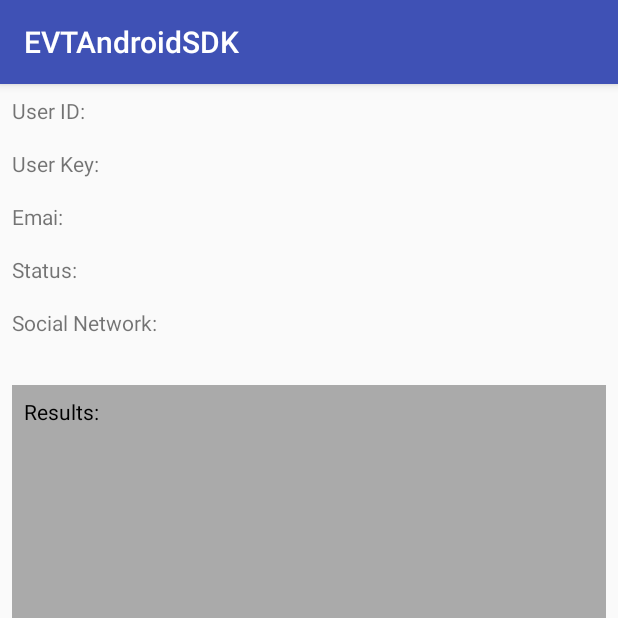
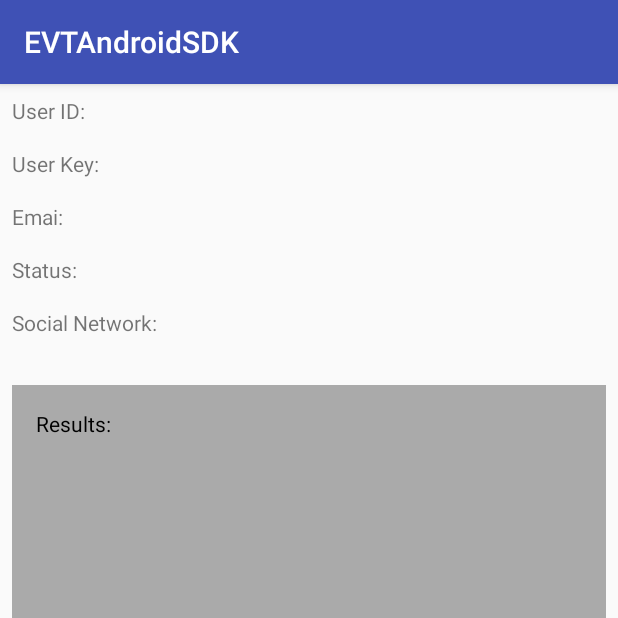
Before and after one commit to evrythng/evrythng-scan-sdk-android, an Android app: the MainActivity screen opened directly, with no data from a screen before it, on a phone screen of 412 x 824 dp, the top half of it. Run offline under Robolectric (Android 15) with nearby library versions, the phone set to English and light mode, and no system bars; network calls fail; 5 statements that could not run were skipped.

Commit message:
Created sample app with login, create user and main screen Added getters and setters for scan result refactor method for AuthService Added sample build config for uploading to bintray to distribute the app as a dependency library. Will change when sdk is ready for ditribution.

```diff
--- a/app/src/main/AndroidManifest.xml
+++ b/app/src/main/AndroidManifest.xml
@@ -3,13 +3,15 @@
     package="com.evrythng.android.sdksample">
 
     <uses-permission android:name="android.permission.INTERNET" />
+    <uses-permission android:name="android.permission.CAMERA" />
     <application
         android:allowBackup="true"
         android:icon="@mipmap/ic_launcher"
         android:label="@string/app_name"
         android:supportsRtl="true"
         android:theme="@style/AppTheme">
-        <activity android:name="com.evrythng.android.sdksample.LoginActivity">
+        <activity android:name="com.evrythng.android.sdksample.LoginActivity"
+            android:screenOrientation="portrait">
             <intent-filter>
                 <action android:name="android.intent.action.MAIN" />
 
--- a/app/src/main/java/com/evrythng/android/sdksample/LoginActivity.java
+++ b/app/src/main/java/com/evrythng/android/sdksample/LoginActivity.java
@@ -11,7 +11,7 @@ import android.view.View;
 import android.widget.Button;
 
 import com.evrythng.android.sdk.model.User;
-import com.evrythng.android.sdk.wrapper.client.service.EVTApiClient;
+import com.evrythng.android.sdk.wrapper.client.EVTApiClient;
 import com.evrythng.android.sdk.wrapper.client.service.interfaces.ServiceCallback;
 import com.evrythng.android.sdk.wrapper.core.APIError;
 
@@ -65,14 +65,14 @@ public class LoginActivity extends AppCompatActivity implements View.OnClickList
 
     private void doAnonLogin() {
         progressDialog = ProgressDialog.show(this, "Logging in to EVT", "Logging in as an anonymous user");
-        client.login().createAnonymousUser().execute(mServiceCallback);
+        client.auth().createAnonymousUser().execute(mServiceCallback);
     }
 
     private void doLogin() {
         String email = etEmail.getEditText().getText().toString();
         String password = etPassword.getEditText().getText().toString();
         progressDialog = ProgressDialog.show(this, "Logging in to EVT", "Logging in as " + email);
-        client.login().useCredentials(email, password).execute(mServiceCallback);
+        client.auth().useCredentials(email, password).execute(mServiceCallback);
     }
 
     private ServiceCallback<User> mServiceCallback = new ServiceCallback<User>() {
--- a/app/src/main/res/layout/activity_main.xml
+++ b/app/src/main/res/layout/activity_main.xml
@@ -55,15 +55,26 @@
             android:layout_height="match_parent"
             android:layout_marginTop="16dp"
             android:background="@android:color/darker_gray"
-            android:layout_weight="1">
+            android:layout_weight="1"
+            android:padding="8dp">
 
-            <TextView
-                android:id="@+id/tv_results"
+            <LinearLayout
                 android:layout_width="match_parent"
-                android:layout_height="wrap_content"
-                android:text="Results: "
-                android:textColor="#000000"
-                android:layout_margin="8dp" />
+                android:layout_height="match_parent"
+                android:orientation="vertical">
+
+                <TextView
+                    android:id="@+id/tv_results"
+                    android:layout_width="match_parent"
+                    android:layout_height="match_parent"
+                    android:text="Results: "
+                    android:textColor="#000000"
+                    android:layout_margin="8dp" />
+
+                <View
+                    android:layout_width="match_parent"
+                    android:layout_height="50dp" />
+            </LinearLayout>
         </ScrollView>
 
         <Button
@@ -73,5 +84,7 @@
             android:text="SCAN"
             android:layout_weight="0"
             android:layout_margin="8dp"/>
+
     </LinearLayout>
+
 </RelativeLayout>
--- a/build.gradle
+++ b/build.gradle
@@ -6,6 +6,8 @@ buildscript {
     }
     dependencies {
         classpath 'com.android.tools.build:gradle:2.2.2'
+        classpath 'com.jfrog.bintray.gradle:gradle-bintray-plugin:1.4'
+        classpath 'com.github.dcendents:android-maven-gradle-plugin:1.4.1'
 
         // NOTE: Do not place your application dependencies here; they belong
         // in the individual module build.gradle files
--- a/library/src/main/java/com/evrythng/android/sdk/wrapper/client/service/EVTApiClient.java
+++ b/library/src/main/java/com/evrythng/android/sdk/wrapper/client/EVTApiClient.java
@@ -1,4 +1,4 @@
-package com.evrythng.android.sdk.wrapper.client.service;
+package com.evrythng.android.sdk.wrapper.client;
 
 import android.support.annotation.NonNull;
 import android.text.TextUtils;
@@ -49,7 +49,7 @@ public class EVTApiClient {
         return new ScanService(this);
     }
 
-    public AuthService login() {
+    public AuthService auth() {
         return new AuthService(this);
     }
 }
--- a/library/src/main/java/com/evrythng/android/sdk/wrapper/client/service/BaseService.java
+++ b/library/src/main/java/com/evrythng/android/sdk/wrapper/client/service/BaseService.java
@@ -2,6 +2,7 @@ package com.evrythng.android.sdk.wrapper.client.service;
 
 import android.support.annotation.NonNull;
 
+import com.evrythng.android.sdk.wrapper.client.EVTApiClient;
 import com.evrythng.android.sdk.wrapper.client.service.interfaces.ServiceCallback;
 import com.evrythng.android.sdk.wrapper.core.APIError;
 import com.evrythng.android.sdk.wrapper.core.api.ServiceGenerator;
--- a/library/src/main/java/com/evrythng/android/sdk/wrapper/client/service/scan/ScanService.java
+++ b/library/src/main/java/com/evrythng/android/sdk/wrapper/client/service/scan/ScanService.java
@@ -13,9 +13,8 @@ import com.evrythng.android.sdk.camera.detector.ScanManager;
 import com.evrythng.android.sdk.camera.ui.ScannerActivity;
 import com.evrythng.android.sdk.model.Constants;
 import com.evrythng.android.sdk.model.IntentResult;
-import com.evrythng.android.sdk.wrapper.client.service.EVTApiClient;
+import com.evrythng.android.sdk.wrapper.client.EVTApiClient;
 import com.evrythng.android.sdk.wrapper.core.api.ServiceGenerator;
-import com.evrythng.android.sdk.wrapper.core.APIError;
 import com.evrythng.android.sdk.wrapper.core.APIException;
 import com.evrythng.android.sdk.wrapper.core.api.ApiService;
 import com.evrythng.android.sdk.wrapper.client.service.BaseService;
@@ -28,8 +27,7 @@ import com.google.android.gms.vision.barcode.BarcodeDetector;
 import java.io.IOException;
 import java.net.SocketTimeoutException;
 import java.util.List;
-import retrofit2.Call;
-import retrofit2.Callback;
+
 import retrofit2.Response;
 
 
```
Also changed, not shown: app/src/main/java/com/evrythng/android/sdksample/CreateUserActivity.java (+4 -4 lines), app/src/main/java/com/evrythng/android/sdksample/MainActivity.java (+13 -4 lines), library/build.gradle (+28 -0 lines), library/src/main/java/com/evrythng/android/sdk/wrapper/client/service/auth/AuthService.java (+1 -7 lines), library/src/main/java/com/evrythng/android/sdk/wrapper/client/service/scan/ScanResult.java (+23 -0 lines).
